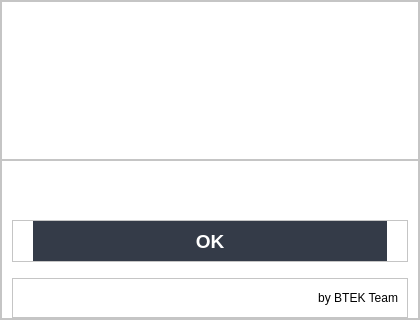
huyp26102000/BDoctor, file ui_Component/register/ui_error.ui: the form before one commit.
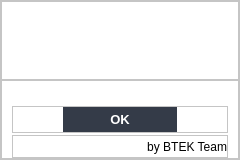
The form after the commit. Icons and pictures are not drawn.

```diff
--- a/ui_Component/register/ui_error.ui
+++ b/ui_Component/register/ui_error.ui
@@ -6,14 +6,14 @@
    <rect>
     <x>0</x>
     <y>0</y>
-    <width>420</width>
-    <height>320</height>
+    <width>240</width>
+    <height>160</height>
    </rect>
   </property>
   <property name="minimumSize">
    <size>
-    <width>420</width>
-    <height>320</height>
+    <width>240</width>
+    <height>160</height>
    </size>
   </property>
   <property name="windowTitle">
@@ -39,8 +39,8 @@
     <widget class="QFrame" name="CertainFrame">
      <property name="minimumSize">
       <size>
-       <width>400</width>
-       <height>300</height>
+       <width>240</width>
+       <height>160</height>
       </size>
      </property>
      <property name="styleSheet">
@@ -133,7 +133,7 @@
         </property>
         <layout class="QVBoxLayout" name="verticalLayout_4">
          <property name="spacing">
-          <number>0</number>
+          <number>2</number>
          </property>
          <property name="leftMargin">
           <number>10</number>
@@ -152,12 +152,15 @@
            <property name="font">
             <font>
              <family>Segoe UI</family>
-             <pointsize>12</pointsize>
+             <pointsize>10</pointsize>
             </font>
            </property>
            <property name="text">
             <string/>
            </property>
+           <property name="alignment">
+            <set>Qt::AlignCenter</set>
+           </property>
           </widget>
          </item>
          <item alignment="Qt::AlignTop">
@@ -173,13 +176,13 @@
              <number>0</number>
             </property>
             <property name="leftMargin">
-             <number>20</number>
+             <number>50</number>
             </property>
             <property name="topMargin">
              <number>0</number>
             </property>
             <property name="rightMargin">
-             <number>20</number>
+             <number>50</number>
             </property>
             <property name="bottomMargin">
              <number>0</number>
@@ -195,19 +198,19 @@
               <property name="minimumSize">
                <size>
                 <width>0</width>
-                <height>40</height>
+                <height>25</height>
                </size>
               </property>
               <property name="maximumSize">
                <size>
                 <width>16777215</width>
-                <height>40</height>
+                <height>25</height>
                </size>
               </property>
               <property name="font">
                <font>
                 <family>Segoe UI</family>
-                <pointsize>14</pointsize>
+                <pointsize>10</pointsize>
                 <weight>75</weight>
                 <bold>true</bold>
                </font>
@@ -249,6 +252,21 @@
             <enum>QFrame::Raised</enum>
            </property>
            <layout class="QVBoxLayout" name="verticalLayout_7">
+            <property name="spacing">
+             <number>0</number>
+            </property>
+            <property name="leftMargin">
+             <number>0</number>
+            </property>
+            <property name="topMargin">
+             <number>0</number>
+            </property>
+            <property name="rightMargin">
+             <number>0</number>
+            </property>
+            <property name="bottomMargin">
+             <number>0</number>
+            </property>
             <item>
              <widget class="QLabel" name="label_BTEKTeam">
               <property name="text">
```
